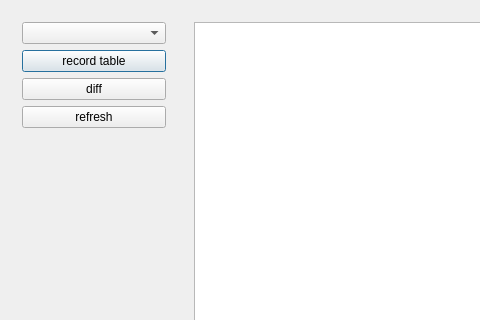
The window that src/DiffDialog.ui (llccde/sqlitebrowser_fork) describes before a commit, drawn with Qt 5; both pictures show x 0 to 480 and y 0 to 320 of the 691 by 502 pixel window.
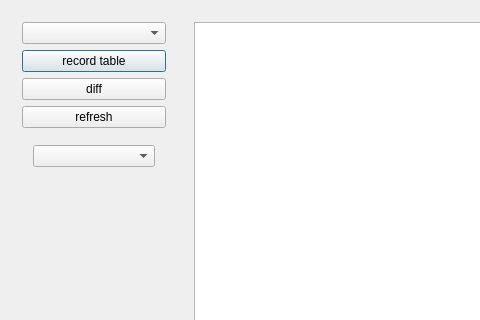
The same window after the commit.

What changed in the file:
```diff
--- a/src/DiffDialog.ui
+++ b/src/DiffDialog.ui
@@ -41,6 +41,15 @@
         </property>
        </widget>
       </item>
+      <item>
+       <widget class="QWidget" name="widget_3" native="true">
+        <layout class="QHBoxLayout" name="horizontalLayout_2">
+         <item>
+          <widget class="QComboBox" name="displayMode"/>
+         </item>
+        </layout>
+       </widget>
+      </item>
       <item>
        <spacer name="verticalSpacer">
         <property name="orientation">
```
Left out of the diff: 7 changed lines with no effect on the pictures.
